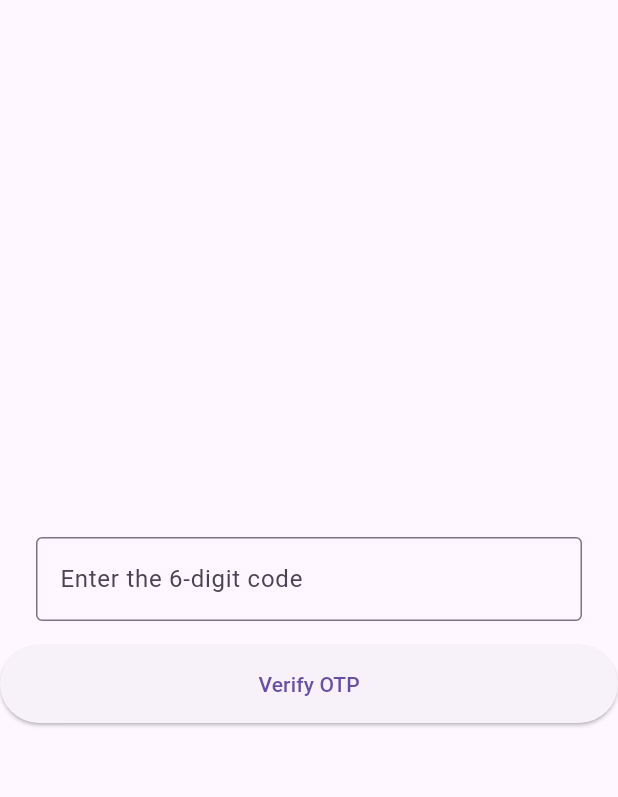
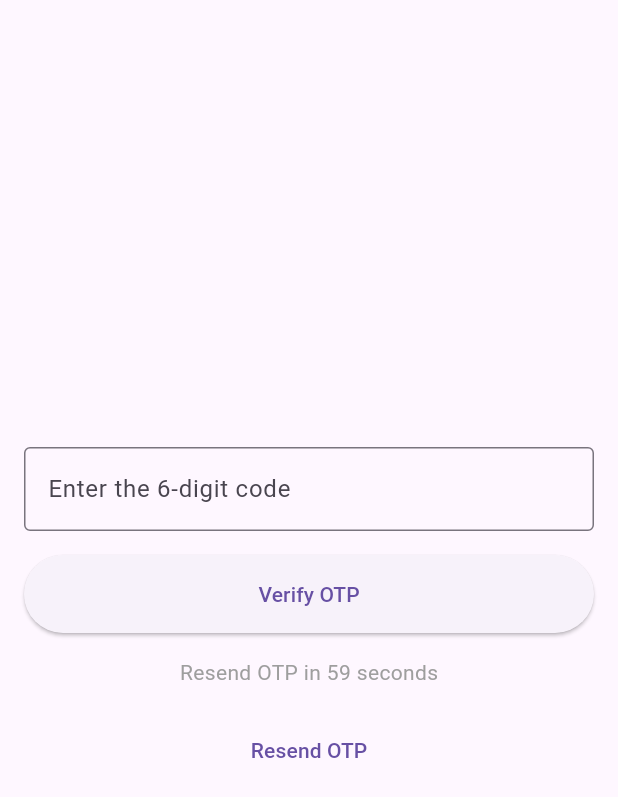
Before and after one commit to wamunyima3/attendance_register_student, a Flutter app: the VerifyOtpScreen screen opened directly with empty values, on a phone screen of 412 x 824 dp. Shown: the top 797 px of the screen. Run offline on Flutter 3.47's test engine with Material 3 defaults, Android fonts, the phone set to English and light mode, and no system bars; our stand-ins replace supabase_flutter; missing offline and left inert: qr_code_scanner; accounts and stored records are empty; network calls fail.

Commit message:
added a few fixes

```diff
--- a/lib/password.dart
+++ b/lib/password.dart
@@ -66,7 +66,6 @@ class _PasswordState extends State<Password> {
 
                           try {
                             // Get the lecturer's password
-
                             final lecturerId = await Supabase.instance.client
                                 .from('lecturers')
                                 .select('id')
--- a/lib/verify_otp.dart
+++ b/lib/verify_otp.dart
@@ -1,14 +1,18 @@
+import 'dart:async';
+import 'package:flutter/material.dart';
+import 'package:supabase_flutter/supabase_flutter.dart';
 import 'package:attendance_register_student/main.dart';
 import 'package:attendance_register_student/register.dart';
-import 'package:flutter/material.dart';
-import 'package:supabase_flutter/supabase_flutter.dart';
 
 class VerifyOtpScreen extends StatefulWidget {
-  var lecturerId;
-  VerifyOtpScreen({Key? key, required this.email, required this.lecturerId})
-      : super(key: key);
+  final int lecturerId;
+  final String email;
 
-  final String email;
+  const VerifyOtpScreen({
+    Key? key,
+    required this.email,
+    required this.lecturerId,
+  }) : super(key: key);
 
   @override
   _VerifyOtpScreenState createState() => _VerifyOtpScreenState();
@@ -17,27 +21,52 @@ class VerifyOtpScreen extends StatefulWidget {
 class _VerifyOtpScreenState extends State<VerifyOtpScreen> {
   final _otpController = TextEditingController();
   bool isLoading = false;
+  int countdown = 86400;
+  late Timer timer;
+
+  @override
+  void initState() {
+    super.initState();
+    startCountdownTimer();
+  }
+
+  void startCountdownTimer() {
+    timer = Timer.periodic(const Duration(seconds: 1), (Timer t) {
+      setState(() {
+        if (countdown > 0) {
+          countdown--;
+        } else {
+          // If the countdown reaches zero, stop the timer
+          timer.cancel();
+        }
+      });
+    });
+  }
+
+  @override
+  void dispose() {
+    timer.cancel(); // Cancel the timer when the widget is disposed
+    super.dispose();
+  }
 
   @override
   Widget build(BuildContext context) {
     return Scaffold(
       body: Center(
         child: SingleChildScrollView(
+          padding: const EdgeInsets.all(16.0),
           child: Column(
             mainAxisAlignment: MainAxisAlignment.center,
             children: [
-              Padding(
-                padding: const EdgeInsets.symmetric(
-                    vertical: 16.0, horizontal: 24.0),
-                child: TextField(
-                  controller: _otpController,
-                  keyboardType: TextInputType.number,
-                  decoration: const InputDecoration(
-                    border: OutlineInputBorder(),
-                    hintText: 'Enter the 6-digit code',
-                  ),
+              TextField(
+                controller: _otpController,
+                keyboardType: TextInputType.number,
+                decoration: const InputDecoration(
+                  border: OutlineInputBorder(),
+                  hintText: 'Enter the 6-digit code',
                 ),
               ),
+              const SizedBox(height: 16.0),
               SizedBox(
                 width: double.infinity,
                 child: ElevatedButton(
@@ -86,7 +115,7 @@ class _VerifyOtpScreenState extends State<VerifyOtpScreen> {
                           }
                         },
                   style: ElevatedButton.styleFrom(
-                    padding: const EdgeInsets.all(16.0),
+                    padding: const EdgeInsets.symmetric(vertical: 16.0),
                   ),
                   child: isLoading
                       ? const CircularProgressIndicator(
@@ -95,7 +124,46 @@ class _VerifyOtpScreenState extends State<VerifyOtpScreen> {
                         )
                       : const Text('Verify OTP'),
                 ),
-              )
+              ),
+              const SizedBox(height: 16.0),
+              Center(
+                child: Text(
+                  'Resend OTP in ${countdown % 60} seconds',
+                  style: const TextStyle(
+                    color: Colors.grey,
+                  ),
+                ),
+              ),
+              const SizedBox(height: 16.0),
+              SizedBox(
+                width: double.infinity,
+                child: TextButton(
+                  onPressed: isLoading
+                      ? null
+                      : () async {
+                          // Reset the countdown timer
+                          setState(() {
+                            countdown = 86400;
+                          });
+
+                          await Supabase.instance.client.auth.resend(
+                            type: OtpType.email,
+                            email: widget.email,
+                          );
+
+                          if (mounted) {
+                            ScaffoldMessenger.of(context).showSnackBar(SnackBar(
+                              content: Text(
+                                  'OTP has been resent to ${widget.email}'),
+                            ));
+                          }
+                        },
+                  style: TextButton.styleFrom(
+                    padding: const EdgeInsets.symmetric(vertical: 16.0),
+                  ),
+                  child: const Text('Resend OTP'),
+                ),
+              ),
             ],
           ),
         ),
```
Also changed, not shown: lib/login.dart (+10 -4 lines), lib/main.dart (+5 -3 lines), lib/register.dart (+11 -7 lines), lib/splash.dart (+11 -7 lines).
